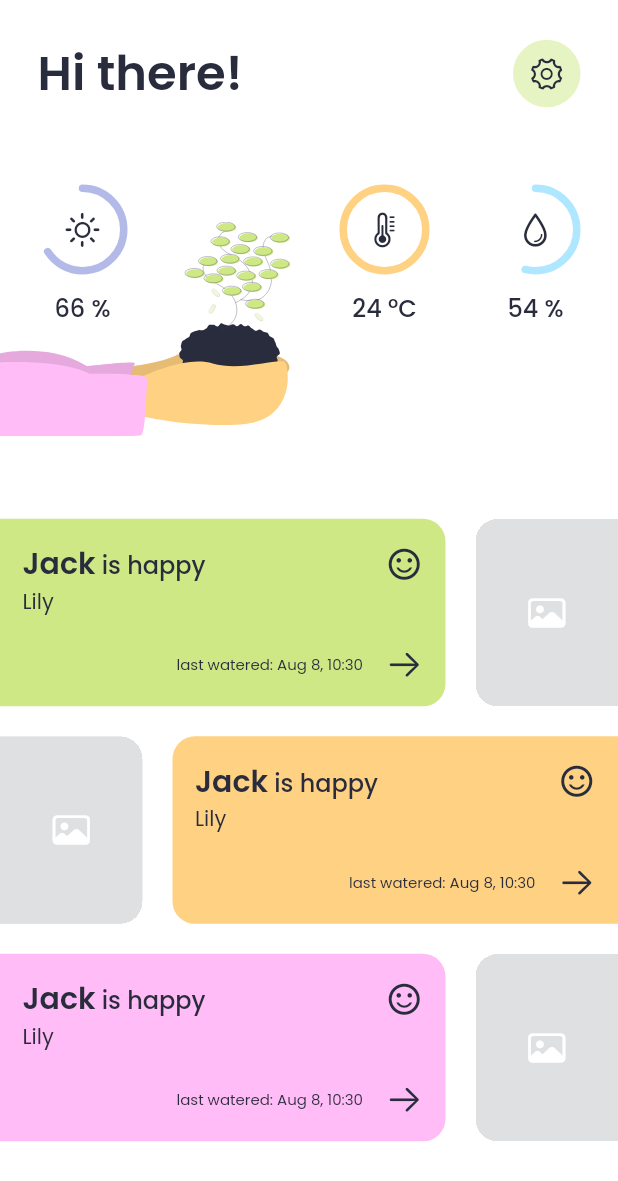
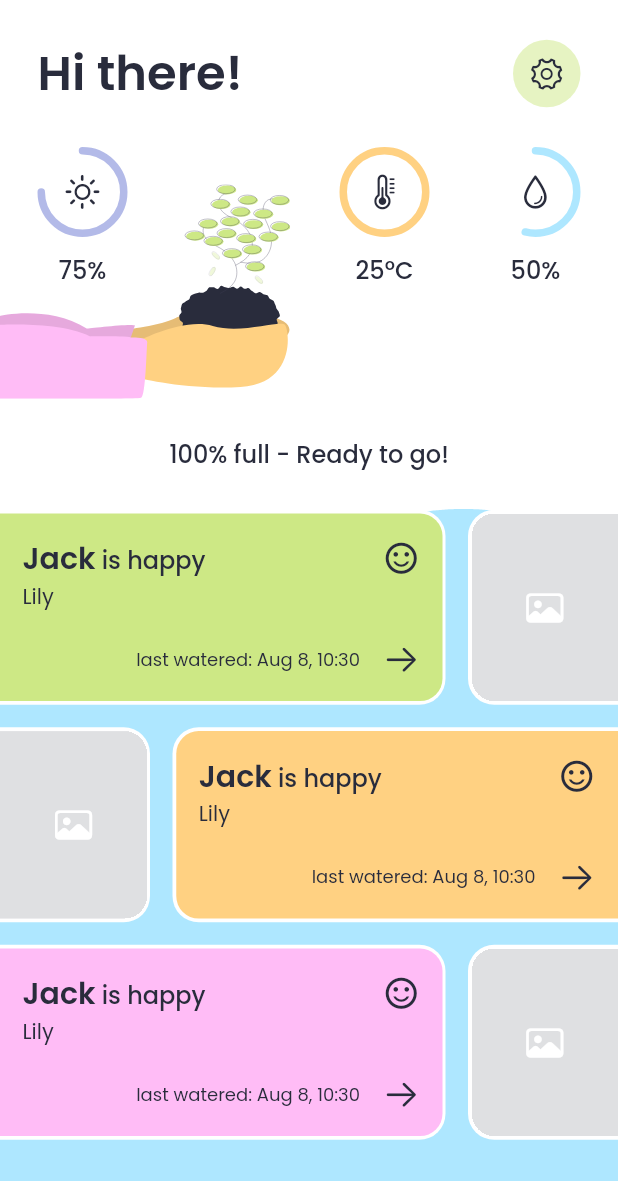
Before and after one commit to JakesMD/Calla, a Flutter app: the screen it shows after launch, on a phone screen of 412 x 824 dp. Shown: the top 1181 px of the screen. Run offline on Flutter 3.47's test engine with Material 2 defaults, Android fonts, the phone set to English and light mode, and no system bars; drawn by our look-alikes of liquid_progress_indicator, percent_indicator; our stand-ins replace flutter_svg, get, google_fonts.

Commit message:
Create water level indicator

```diff
--- a/calla-app/lib/controllers/app_controller.dart
+++ b/calla-app/lib/controllers/app_controller.dart
@@ -16,23 +16,28 @@ class AppCtl extends GetxController {
   final Rx<PlantModel> _plant1 = PlantModel(
     number: 1,
     name: "Jack",
-    type: "Lily",
+    species: "Lily",
     lastWatered: DateTime.now(),
   ).obs;
 
   final Rx<PlantModel> _plant2 = PlantModel(
     number: 2,
     name: "Jack",
-    type: "Lily",
+    species: "Lily",
     lastWatered: DateTime.now(),
   ).obs;
 
   final Rx<PlantModel> _plant3 = PlantModel(
     number: 3,
     name: "Jack",
-    type: "Lily",
+    species: "Lily",
     lastWatered: DateTime.now(),
   ).obs;
+
+  final RxDouble _waterLevel = 1.0.obs;
+  final RxDouble _light = 0.75.obs;
+  final RxDouble _temperature = 25.0.obs;
+  final RxDouble _humidity = 0.5.obs;
 
   /// The current color theme.
   MyColorTheme get colors => _colors.value;
@@ -40,6 +45,11 @@ class AppCtl extends GetxController {
   PlantModel get plant1 => _plant1.value;
   PlantModel get plant2 => _plant2.value;
   PlantModel get plant3 => _plant3.value;
+
+  double get waterLevel => _waterLevel.value;
+  double get light => _light.value;
+  double get temperature => _temperature.value;
+  double get humidity => _humidity.value;
 
   /// Initializes the [AppCtl] and returns an instance of it.
   Future<AppCtl> init() async {
--- a/calla-app/lib/lang/en_US.dart
+++ b/calla-app/lib/lang/en_US.dart
@@ -3,4 +3,7 @@
 /// The translations for American English.
 const en_US = <String, String>{
   "Hi there!": "Hi there!",
+  "Ready to go!": "Ready to go!",
+  "Please refill.": "Please refill.",
+  "full": "full"
 };
--- a/calla-app/lib/models/plant_model.dart
+++ b/calla-app/lib/models/plant_model.dart
@@ -2,7 +2,7 @@
 class PlantModel {
   final int number;
   final String name;
-  final String type;
+  final String species;
   final String photoPath;
   final DateTime lastWatered;
   final int preferredLightMin;
@@ -17,7 +17,7 @@ class PlantModel {
   PlantModel({
     required this.number,
     required this.name,
-    required this.type,
+    required this.species,
     required this.lastWatered,
     this.photoPath = '',
     this.preferredHumidityMin = 40,
--- a/calla-app/lib/themes/size_theme.dart
+++ b/calla-app/lib/themes/size_theme.dart
@@ -3,6 +3,10 @@ class MySizeTheme {
   // Heights
   static const double illustrationHeight = 200;
   static const double buttonHeight = 45;
+
+  // Widths
+  static const double borderWidth5 = 5;
+  static const double borderWidth25 = 2.5;
 
   // Spacings
   static const double spacing50 = 50;
--- a/calla-app/lib/themes/text_theme.dart
+++ b/calla-app/lib/themes/text_theme.dart
@@ -22,18 +22,13 @@ final TextTheme MyTextTheme = GoogleFonts.poppinsTextTheme(
       fontWeight: FontWeight.w500,
       color: AppCtl.to.colors.text,
     ),
-    headline4: TextStyle(
+    bodyText1: TextStyle(
       fontSize: 14,
       fontWeight: FontWeight.normal,
       color: AppCtl.to.colors.text,
     ),
-    bodyText1: TextStyle(
+    bodyText2: TextStyle(
       fontSize: 12,
-      fontWeight: FontWeight.normal,
-      color: AppCtl.to.colors.text,
-    ),
-    bodyText2: TextStyle(
-      fontSize: 10,
       fontWeight: FontWeight.normal,
       color: AppCtl.to.colors.text,
     ),
--- a/calla-app/lib/views/pages/home/home_page.dart
+++ b/calla-app/lib/views/pages/home/home_page.dart
@@ -1,27 +1,46 @@
+import 'package:calla/controllers/app_controller.dart';
 import 'package:calla/themes/themes.dart';
 import 'package:calla/views/widgets/widgets.dart';
 import 'package:flutter/material.dart';
+import 'package:get/get.dart';
 
 class HomePage extends StatelessWidget {
   const HomePage({Key? key}) : super(key: key);
 
   @override
   Widget build(BuildContext context) {
-    return const Scaffold(
+    return Scaffold(
       body: SafeArea(
         bottom: false,
+        child: Stack(
+          children: [
+            const Positioned(
+              bottom: 0,
+              child: MyHomePageWaterLevelIndicator(),
+            ),
+            Positioned.fill(
               child: SingleChildScrollView(
-          padding: EdgeInsets.symmetric(vertical: MySizeTheme.pageMargin),
-          physics: BouncingScrollPhysics(),
+                padding: const EdgeInsets.symmetric(vertical: MySizeTheme.pageMargin),
+                physics: const BouncingScrollPhysics(),
                 child: MySpacedColumn(
                   crossAxisAlignment: CrossAxisAlignment.stretch,
-            spacing: MySizeTheme.spacing50,
+                  spacing: MySizeTheme.spacing25,
                   children: [
-              MyHomePageAppBar(),
-              MyHomePageSensorReadingSection(),
-              MyHomePagePlantSection(),
+                    const MyHomePageAppBar(),
+                    const MyHomePageSensorReadingSection(),
+                    Obx(
+                      () => Text(
+                        "${(AppCtl.to.waterLevel * 100).toInt()}% ${"full".tr} - ${AppCtl.to.waterLevel > 0 ? "Ready to go!".tr : "Please refill.".tr}",
+                        style: MyTextTheme.headline3,
+                        textAlign: TextAlign.center,
+                      ),
+                    ),
+                    const MyHomePagePlantSection(),
                   ],
                 ),
+              ),
+            ),
+          ],
         ),
       ),
     );
--- a/calla-app/lib/views/pages/home/widgets/home_page_plant.dart
+++ b/calla-app/lib/views/pages/home/widgets/home_page_plant.dart
@@ -25,7 +25,7 @@ class MyHomePagePlant extends StatelessWidget {
   ///
   /// See [_borderedContainer].
   BorderRadius _generateBorderRadius({required bool isInside, required bool curveOnLeft}) {
-    final radius = MySizeTheme.borderRadius15 + (isInside ? 0 : 5);
+    final radius = MySizeTheme.borderRadius15 + (isInside ? 0 : MySizeTheme.borderWidth25);
 
     return BorderRadius.only(
       topLeft: Radius.circular(curveOnLeft ? radius : 0),
@@ -48,7 +48,8 @@ class MyHomePagePlant extends StatelessWidget {
   }) {
     return Container(
       width: width,
-      padding: EdgeInsets.fromLTRB(curveOnLeft ? 5 : 0, 5, !curveOnLeft ? 5 : 0, 5),
+      padding: EdgeInsets.fromLTRB(curveOnLeft ? MySizeTheme.borderWidth25 : 0,
+          MySizeTheme.borderWidth25, !curveOnLeft ? 2 : 0, MySizeTheme.borderWidth25),
       decoration: BoxDecoration(
         color: AppCtl.to.colors.background,
         borderRadius: _generateBorderRadius(isInside: false, curveOnLeft: curveOnLeft),
@@ -107,10 +108,10 @@ class MyHomePagePlant extends StatelessWidget {
                 ],
               ),
 
-              // Type:
+              // Species:
               Text(
-                plant.type,
-                style: MyTextTheme.headline4,
+                plant.species,
+                style: MyTextTheme.bodyText1,
               ),
 
               const Spacer(),
@@ -135,7 +136,7 @@ class MyHomePagePlant extends StatelessWidget {
     ];
 
     return MySpacedRow(
-      spacing: MySizeTheme.spacing10,
+      spacing: MySizeTheme.spacing15,
       // Reverse the children if flipped.
       children: isFlipped ? children.reversed.toList() : children,
     );
--- a/calla-app/lib/views/pages/home/widgets/home_page_plant_section.dart
+++ b/calla-app/lib/views/pages/home/widgets/home_page_plant_section.dart
@@ -12,7 +12,7 @@ class MyHomePagePlantSection extends StatelessWidget {
   Widget build(BuildContext context) {
     return Obx(
       () => MySpacedColumn(
-        spacing: MySizeTheme.spacing10,
+        spacing: MySizeTheme.spacing15,
         children: [
           MyHomePagePlant(
             plant: AppCtl.to.plant1,
--- a/calla-app/lib/views/pages/home/widgets/home_page_sensor_reading.dart
+++ b/calla-app/lib/views/pages/home/widgets/home_page_sensor_reading.dart
@@ -30,6 +30,7 @@ class MyHomePageSensorReading extends StatelessWidget {
           progressColor: color,
           backgroundColor: Colors.transparent,
           circularStrokeCap: CircularStrokeCap.round,
+          lineWidth: MySizeTheme.borderWidth5,
           animation: true,
           animateFromLastPercent: true,
           animationDuration: MyDurationTheme.m500.inMilliseconds,
--- a/calla-app/lib/views/pages/home/widgets/home_page_sensor_reading_section.dart
+++ b/calla-app/lib/views/pages/home/widgets/home_page_sensor_reading_section.dart
@@ -15,34 +15,36 @@ class MyHomePageSensorReadingSection extends StatelessWidget {
         Positioned.fill(
           left: MySizeTheme.pageMargin,
           right: MySizeTheme.pageMargin,
-          child: Row(
+          child: Obx(
+            () => Row(
               mainAxisAlignment: MainAxisAlignment.spaceBetween,
               crossAxisAlignment: CrossAxisAlignment.start,
               children: [
                 // Light:
                 MyHomePageSensorReading(
-                text: "66 %",
+                  text: "${(AppCtl.to.light * 100).toInt()}%",
                   icon: CupertinoIcons.sun_max,
-                percent: 0.66,
+                  percent: AppCtl.to.light,
                   color: AppCtl.to.colors.purple,
                 ),
                 // Spacer for illustration:
                 const SizedBox(width: 60),
                 // Temperature:
                 MyHomePageSensorReading(
-                text: "24 °C",
+                  text: "${AppCtl.to.temperature.toInt()}°C",
                   icon: CupertinoIcons.thermometer,
                   percent: 1,
                   color: AppCtl.to.colors.orange,
                 ),
                 // Humidity:
                 MyHomePageSensorReading(
-                text: "54 %",
+                  text: "${(AppCtl.to.humidity * 100).toInt()}%",
                   icon: CupertinoIcons.drop,
                   percent: 0.54,
                   color: AppCtl.to.colors.blue,
                 ),
               ],
+            ),
           ),
         ),
         // Illustration:
--- /dev/null
+++ b/calla-app/lib/views/pages/home/widgets/home_page_water_level_indicator.dart
@@ -0,0 +1,28 @@
+import 'package:calla/controllers/controllers.dart';
+import 'package:flutter/material.dart';
+import 'package:get/get.dart';
+import 'package:liquid_progress_indicator/liquid_progress_indicator.dart';
+
+/// A [LiquidProgressIndicator] representing the current water level.
+class MyHomePageWaterLevelIndicator extends StatelessWidget {
+  const MyHomePageWaterLevelIndicator({Key? key}) : super(key: key);
+
+  @override
+  Widget build(BuildContext context) {
+    return SizedBox(
+      width: Get.width,
+      height: Get.height / 1.7,
+      child: Obx(
+        () => LiquidLinearProgressIndicator(
+          value: AppCtl.to.waterLevel - (AppCtl.to.waterLevel > 0.05 ? 0.05 : 0),
+          direction: Axis.vertical,
+          amplitude: 5,
+          valueColor: AlwaysStoppedAnimation(AppCtl.to.colors.blue),
+          backgroundColor: Colors.transparent,
+          borderColor: Colors.transparent,
+          borderWidth: 0,
+        ),
+      ),
+    );
+  }
+}
--- a/calla-app/lib/views/widgets/widgets.dart
+++ b/calla-app/lib/views/widgets/widgets.dart
@@ -18,3 +18,4 @@ export '../pages/home/widgets/home_page_sensor_reading.dart';
 export '../pages/home/widgets/home_page_sensor_reading_section.dart';
 export '../pages/home/widgets/home_page_plant.dart';
 export '../pages/home/widgets/home_page_plant_section.dart';
+export '../pages/home/widgets/home_page_water_level_indicator.dart';
--- a/calla-app/pubspec.yaml
+++ b/calla-app/pubspec.yaml
@@ -18,6 +18,11 @@ dependencies:
   google_fonts: ^3.0.1
   flutter_svg: ^1.1.3
   percent_indicator: ^4.2.2
+  liquid_progress_indicator:
+    git:
+      url: https://github.com/TechDevSubhopriyo/liquid_progress_indicator.git
+      ref: master # branch name
+  intl: ^0.17.0
 
 
 dev_dependencies:
```
Also changed, not shown: calla-app/pubspec.lock. Lines whose indentation alone changed are shown as unchanged.
